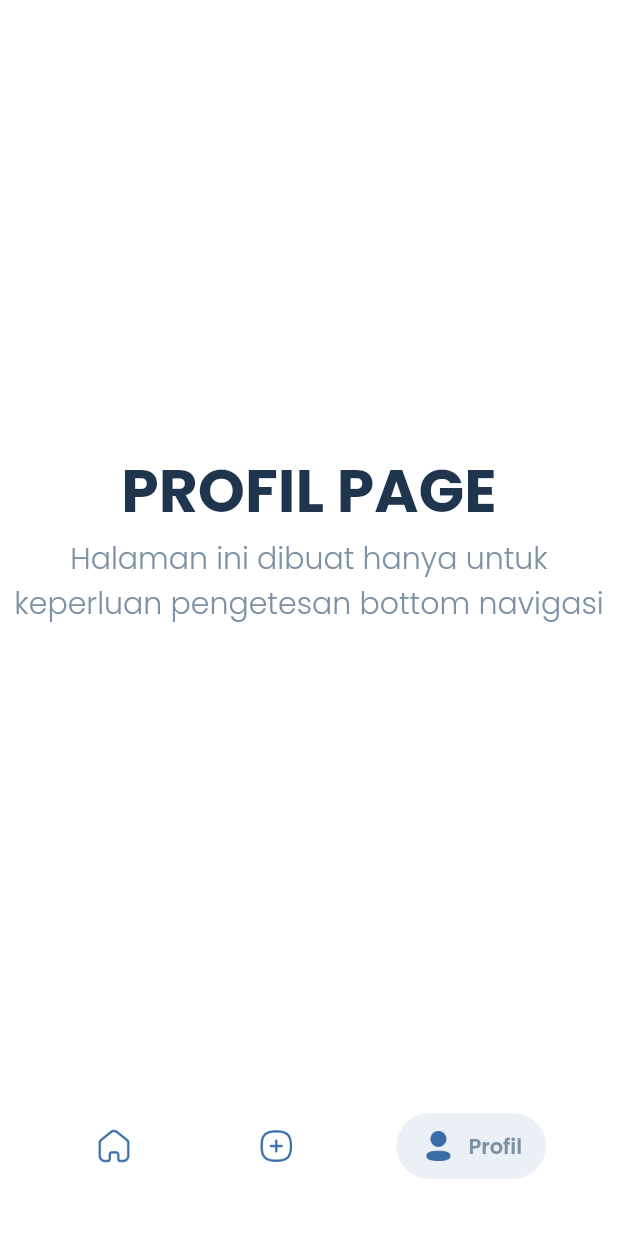
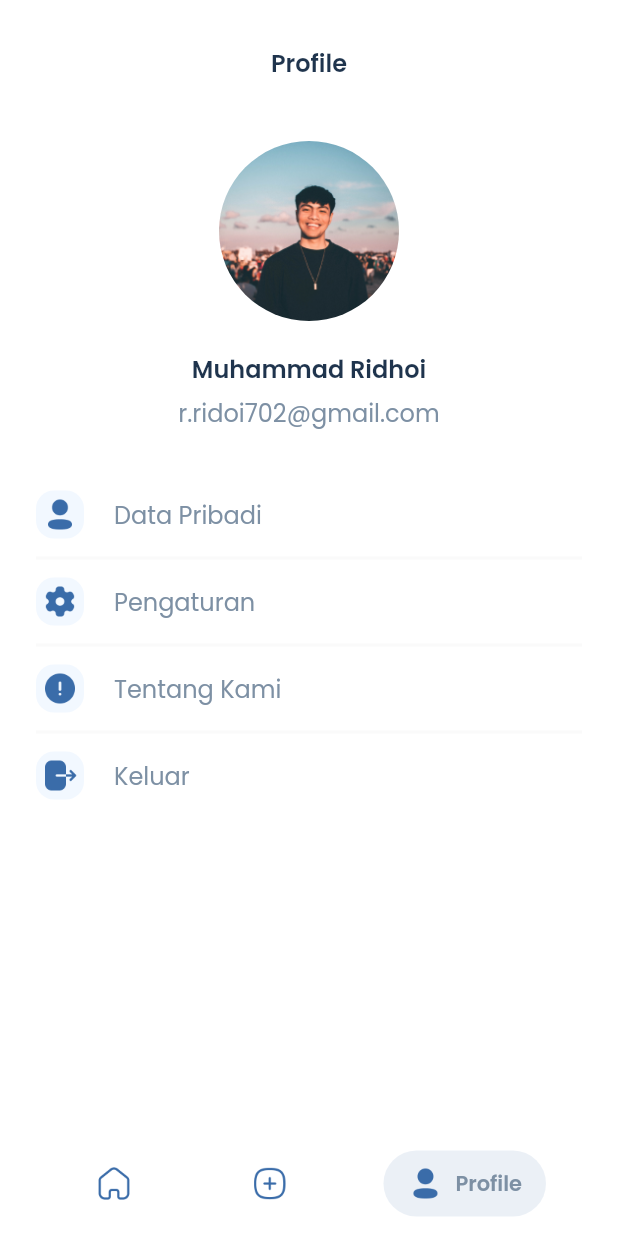
Before and after one commit to nadiamrnt/peka, a Flutter app: the BottomBar screen opened directly, item 3 of the bottom bar chosen, on a phone screen of 412 x 824 dp. Run offline on Flutter 3.47's test engine with Material 2 defaults, Android fonts, the phone set to English and light mode, and no system bars; drawn by our look-alikes of salomon_bottom_bar; our stand-ins replace google_fonts.

Commit message:
menambahkan halaman profile

```diff
--- a/lib/ui/pages/kelola_panti/profil_page.dart
+++ /dev/null
@@ -1,27 +0,0 @@
-import 'package:flutter/material.dart';
-import 'package:peka/common/styles.dart';
-
-class ProfilPage extends StatelessWidget {
-  const ProfilPage({Key? key}) : super(key: key);
-
-  @override
-  Widget build(BuildContext context) {
-    return Scaffold(
-      body: Column(
-        mainAxisAlignment: MainAxisAlignment.center,
-        children: [
-          Text(
-            'PROFIL PAGE',
-            style: blackTextStyle.copyWith(fontSize: 40.0, fontWeight: bold),
-            textAlign: TextAlign.center,
-          ),
-          Text(
-            'Halaman ini dibuat hanya untuk keperluan pengetesan bottom navigasi',
-            style: greyTextStyle.copyWith(fontSize: 20.0, fontWeight: light),
-            textAlign: TextAlign.center,
-          )
-        ],
-      ),
-    );
-  }
-}
--- /dev/null
+++ b/lib/ui/pages/profile/profile_page.dart
@@ -0,0 +1,167 @@
+import 'package:flutter/material.dart';
+import 'package:peka/common/styles.dart';
+
+class ProfilePage extends StatelessWidget {
+  const ProfilePage({Key? key}) : super(key: key);
+
+  @override
+  Widget build(BuildContext context) {
+    return SafeArea(
+      child: Scaffold(
+        body: SingleChildScrollView(
+          child: Padding(
+            padding: const EdgeInsets.symmetric(horizontal: 24.0),
+            child: Expanded(
+              child: Column(
+                children: [
+                  _buildHeader(),
+                  const SizedBox(height: 40),
+                  _buildProfilePicture(),
+                  const SizedBox(height: 20),
+                  _buildName(),
+                  const SizedBox(height: 40),
+                  _buildOptionList(),
+                ],
+              ),
+            ),
+          ),
+        ),
+      ),
+    );
+  }
+
+  Widget _buildHeader() {
+    return Padding(
+      padding:
+          EdgeInsets.only(left: defaultMargin, right: defaultMargin, top: 30),
+      child: Center(
+        child: Text(
+          'Profile',
+          style: blackTextStyle.copyWith(
+            fontSize: 16,
+            fontWeight: semiBold,
+          ),
+        ),
+      ),
+    );
+  }
+
+  Widget _buildProfilePicture() {
+    return ClipRRect(
+      borderRadius: BorderRadius.circular(100),
+      child: SizedBox(
+        width: 120.0,
+        height: 120.0,
+        child: Image.asset(
+          'assets/images/img_profile.png',
+          fit: BoxFit.cover,
+        ),
+      ),
+    );
+  }
+
+  Widget _buildName() {
+    return Column(
+      children: [
+        Text(
+          "Muhammad Ridhoi",
+          style: blackTextStyle.copyWith(
+            fontSize: 16.0,
+            fontWeight: semiBold,
+          ),
+        ),
+        const SizedBox(height: 5),
+        Text(
+          'r.ridoi702@gmail.com',
+          style: greyTextStyle.copyWith(
+            fontSize: 16.0,
+            fontWeight: regular,
+          ),
+        ),
+      ],
+    );
+  }
+
+  Column _buildOptionList() {
+    return Column(
+      children: [
+        const ProfileOption(
+          imageAsset: 'ic_profile_active.png',
+          title: 'Data Pribadi',
+        ),
+        const SizedBox(height: 5),
+        Divider(
+          color: kWhiteBgColor,
+          thickness: 2,
+        ),
+        const SizedBox(height: 5),
+        const ProfileOption(
+          imageAsset: 'ic_setting.png',
+          title: 'Pengaturan',
+        ),
+        const SizedBox(height: 5),
+        Divider(
+          color: kWhiteBgColor,
+          thickness: 2,
+        ),
+        const SizedBox(height: 5),
+        const ProfileOption(
+          imageAsset: 'ic_info.png',
+          title: 'Tentang Kami',
+        ),
+        const SizedBox(height: 5),
+        Divider(
+          color: kWhiteBgColor,
+          thickness: 2,
+        ),
+        const SizedBox(height: 5),
+        const ProfileOption(
+          imageAsset: 'ic_logout.png',
+          title: 'Keluar',
+        ),
+        const SizedBox(height: 5),
+      ],
+    );
+  }
+}
+
+class ProfileOption extends StatelessWidget {
+  final String title;
+  final String imageAsset;
+  // ignore: use_key_in_widget_constructors
+  const ProfileOption({required this.title, required this.imageAsset});
+
+  @override
+  Widget build(BuildContext context) {
+    return GestureDetector(
+      onTap: () {},
+      child: Row(
+        children: [
+          //image icon
+          Container(
+            width: 32.0,
+            height: 32.0,
+            padding: const EdgeInsets.all(4.0),
+            decoration: BoxDecoration(
+              color: kBlueBgColor,
+              borderRadius: BorderRadius.circular(12.0),
+            ),
+            child: Image.asset(
+              'assets/icons/$imageAsset',
+              fit: BoxFit.cover,
+            ),
+          ),
+          //title
+          const SizedBox(width: 20),
+          Text(
+            title,
+            style: greyTextStyle.copyWith(
+              fontSize: 16.0,
+              fontWeight: regular,
+            ),
+          )
+        ],
+      ),
+    );
+  }
+}
--- a/lib/ui/widgets/bottom_bar.dart
+++ b/lib/ui/widgets/bottom_bar.dart
@@ -2,7 +2,7 @@ import 'package:flutter/material.dart';
 import 'package:peka/common/styles.dart';
 import 'package:peka/ui/pages/detail/detail_page.dart';
 import 'package:peka/ui/pages/kelola_panti/intro_kelola_page.dart';
-import 'package:peka/ui/pages/kelola_panti/profil_page.dart';
+import 'package:peka/ui/pages/profile/profile_page.dart';
 import 'package:salomon_bottom_bar/salomon_bottom_bar.dart';
 
 class BottomBar extends StatefulWidget {
@@ -26,13 +26,13 @@ class _BottomBarState extends State<BottomBar> {
     List<Widget> _listPage = [
       const DetailPage(),
       const IntroKelolaPage(),
-      const ProfilPage()
+      const ProfilePage()
     ];
 
     return Scaffold(
       body: _listPage.elementAt(_selectedIndex),
       bottomNavigationBar: Padding(
-        padding: const EdgeInsets.fromLTRB(40.0, 20.0, 40.0, 30.0),
+        padding: const EdgeInsets.symmetric(vertical: 5.0, horizontal: 40.0),
         child: SalomonBottomBar(
           onTap: _onNavbarTapped,
           selectedItemColor: kPrimaryColor,
@@ -60,7 +60,7 @@ class _BottomBarState extends State<BottomBar> {
               activeIcon: const ImageIcon(
                   AssetImage('assets/icons/ic_profile_active.png')),
               icon: const ImageIcon(AssetImage('assets/icons/ic_profile.png')),
-              title: Text('Profil', style: greyTextStyle),
+              title: Text('Profile', style: greyTextStyle),
             ),
           ],
         ),
```
Also changed, not shown: assets/images/ill_kelola.png.
